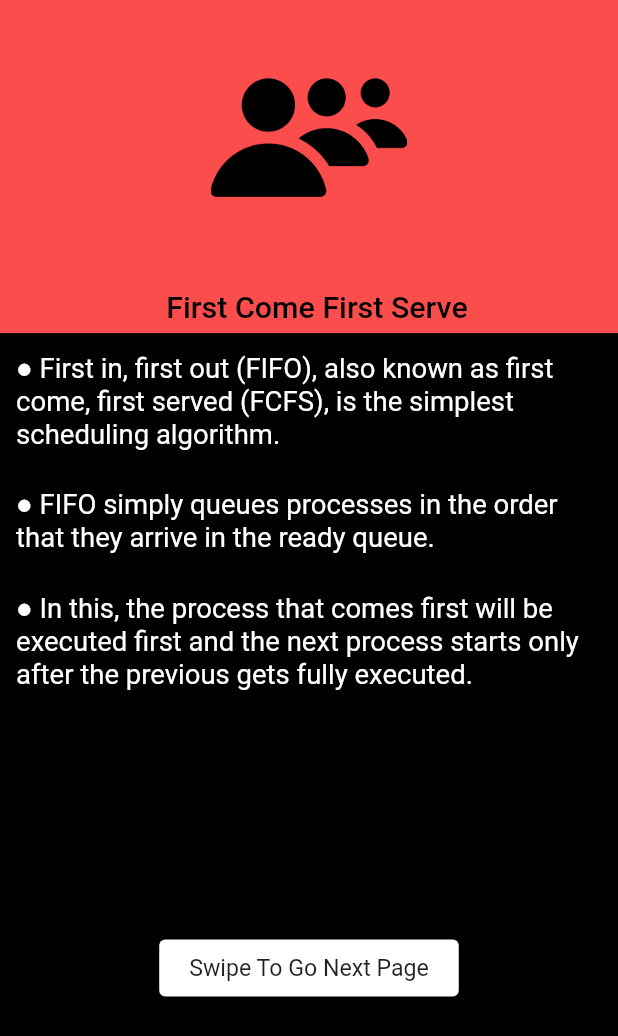
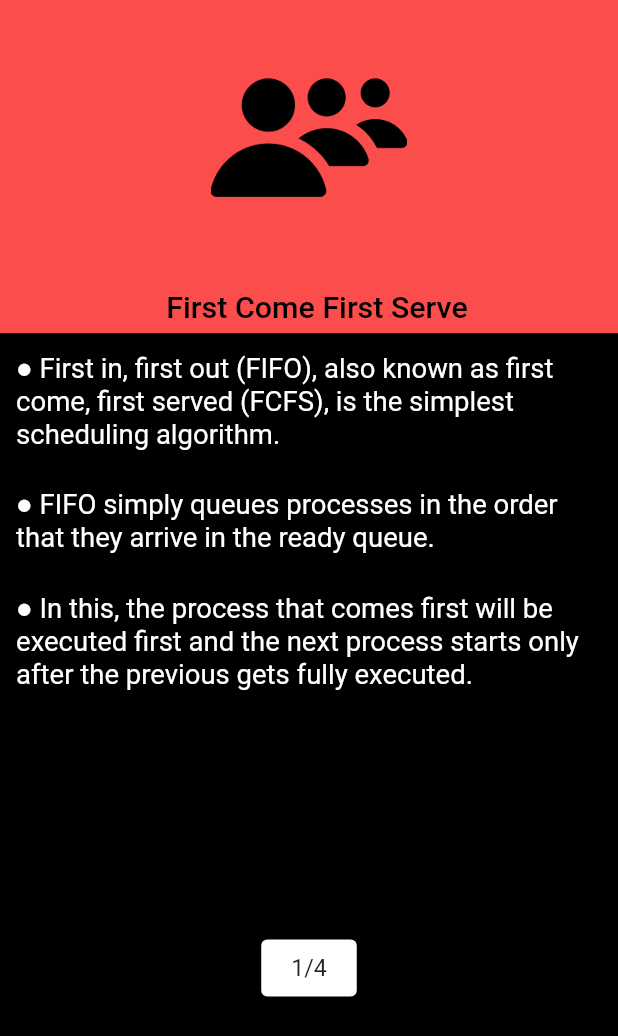
Before and after one commit to WOLV3RINE1302/CPU_Algo, a Flutter app: the screen it shows after launch, after a tap on "FCFS", on a phone screen of 412 x 824 dp. Shown: the top 1036 px of the screen. Run offline on Flutter 3.47's test engine with Material 2 defaults, Android fonts, the phone set to English and light mode, and no system bars; drawn by our look-alikes of velocity_x; our stand-ins replace flutter_native_splash.

Commit message:
add page number to fcfs model

```diff
--- a/lib/pageviews/fcfs/fcfs pages/first_page.dart
+++ b/lib/pageviews/fcfs/fcfs pages/first_page.dart
@@ -3,8 +3,23 @@ import 'package:velocity_x/velocity_x.dart';
 
 import '../../../widget/help_in_responsive_widgets.dart';
 
-class FCFSPageViewFirstPage extends StatelessWidget {
-  const FCFSPageViewFirstPage({Key? key}) : super(key: key);
+class FCFSPageViewFirstPage extends StatefulWidget {
+  int pageNumber = 0;
+  FCFSPageViewFirstPage(this.pageNumber);
+
+  @override
+  State<FCFSPageViewFirstPage> createState() => _FCFSPageViewFirstPageState();
+}
+
+class _FCFSPageViewFirstPageState extends State<FCFSPageViewFirstPage> {
+  void initState() {
+    super.initState();
+    Future.delayed(Duration(milliseconds: 300), () {
+      VxToast.show(context,
+          msg: "${widget.pageNumber}/4", textSize: forHeight(16));
+    });
+  }
+
   @override
   Widget build(BuildContext context) {
     return Column(
--- a/lib/pageviews/fcfs/fcfs_page_view.dart
+++ b/lib/pageviews/fcfs/fcfs_page_view.dart
@@ -7,7 +7,6 @@ import 'package:velocity_x/velocity_x.dart';
 import '../../main.dart';
 import '../../model/color_model.dart';
 import '../../model/fcfs_model.dart';
-import '../../pages/fcfs_table_class.dart';
 import '../../widget/help_in_responsive_widgets.dart';
 
 class FCFCPageView extends StatefulWidget {
@@ -45,13 +44,6 @@ class _FCFCPageViewState extends State<FCFCPageView> {
         {"id": "", "value": 0, "color": ColorModel().red}
       ];
     });
-    if (!isOnceNoticed) {
-      Future.delayed(Duration(milliseconds: 300), () {
-        VxToast.show(context,
-            msg: "Swipe To Go Next Page", textSize: forHeight(16));
-      });
-      isOnceNoticed = true;
-    }
   }
 
   PageController pc = PageController();
@@ -63,10 +55,10 @@ class _FCFCPageViewState extends State<FCFCPageView> {
       controller: pc,
       physics: AlwaysScrollableScrollPhysics(parent: BouncingScrollPhysics()),
       children: [
-        FCFSPageViewFirstPage(),
-        FCFSPageViewSecondPage(isOn, pc),
-        FCFSPageViewThirdPage(),
-        FCFSPageViewForthPage()
+        FCFSPageViewFirstPage(1),
+        FCFSPageViewSecondPage(isOn, pc, 2),
+        FCFSPageViewThirdPage(3),
+        FCFSPageViewForthPage(4)
       ],
     );
   }
```
Also changed, not shown: lib/pageviews/fcfs/fcfs pages/forth_page.dart (+11 -1 lines), lib/pageviews/fcfs/fcfs pages/second_page.dart (+9 -1 lines), lib/pageviews/fcfs/fcfs pages/third_page.dart (+9 -1 lines), 1 other file.
